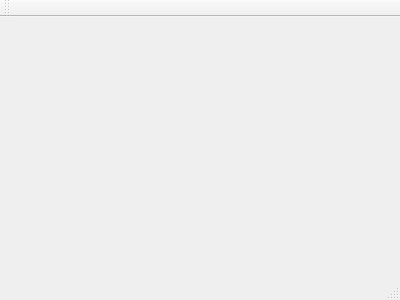
Old version of the form gui.ui in the repository as-python/PanoGen.
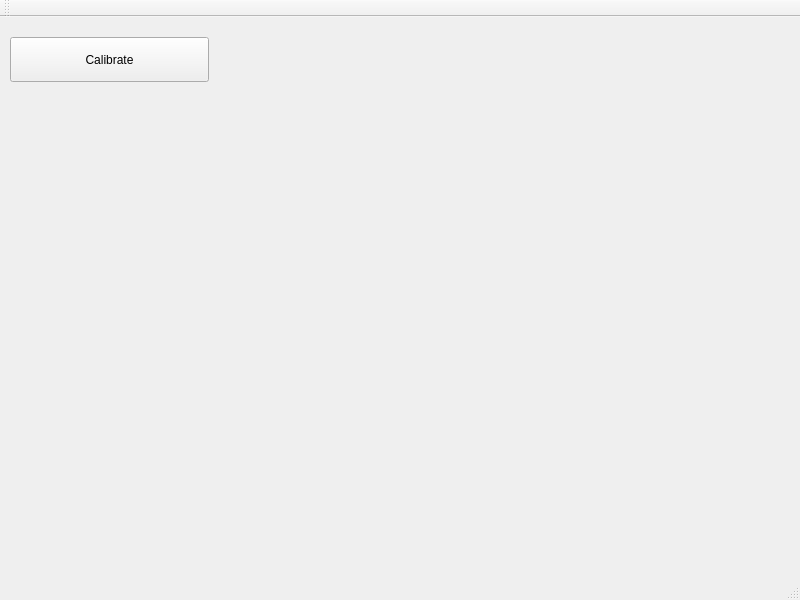
New version of the form.

Commit message: changes in GUI after the addition of Camera calibration module

```diff
--- a/gui.ui
+++ b/gui.ui
@@ -1,24 +1,53 @@
 <ui version="4.0">
  <class>Gui</class>
- <widget class="QMainWindow" name="Gui" >
-  <property name="geometry" >
+ <widget class="QMainWindow" name="Gui">
+  <property name="geometry">
    <rect>
     <x>0</x>
     <y>0</y>
-    <width>400</width>
-    <height>300</height>
+    <width>800</width>
+    <height>600</height>
    </rect>
   </property>
   <property name="windowTitle" >
    <string>Gui</string>
   </property>
-  <widget class="QMenuBar" name="menuBar" />
-  <widget class="QToolBar" name="mainToolBar" />
-  <widget class="QWidget" name="centralWidget" />
-  <widget class="QStatusBar" name="statusBar" />
+  <widget class="QWidget" name="centralWidget">
+   <widget class="QPushButton" name="pushButton_Calibrate">
+    <property name="geometry">
+     <rect>
+      <x>10</x>
+      <y>20</y>
+      <width>199</width>
+      <height>45</height>
+     </rect>
+    </property>
+    <property name="text">
+     <string>Calibrate</string>
+    </property>
+   </widget>
+  </widget>
+  <widget class="QMenuBar" name="menuBar">
+   <property name="geometry">
+    <rect>
+     <x>0</x>
+     <y>0</y>
+     <width>800</width>
+     <height>25</height>
+    </rect>
+   </property>
+  </widget>
+  <widget class="QToolBar" name="mainToolBar">
+   <attribute name="toolBarArea">
+    <enum>TopToolBarArea</enum>
+   </attribute>
+   <attribute name="toolBarBreak">
+    <bool>false</bool>
+   </attribute>
+  </widget>
+  <widget class="QStatusBar" name="statusBar"/>
  </widget>
- <layoutDefault spacing="6" margin="11" />
- <pixmapfunction></pixmapfunction>
+ <layoutdefault spacing="6" margin="11"/>
  <resources/>
  <connections/>
 </ui>
```
Left out of the diff: 3 changed lines with no effect on the pictures. The commit also changes 4 other files.
